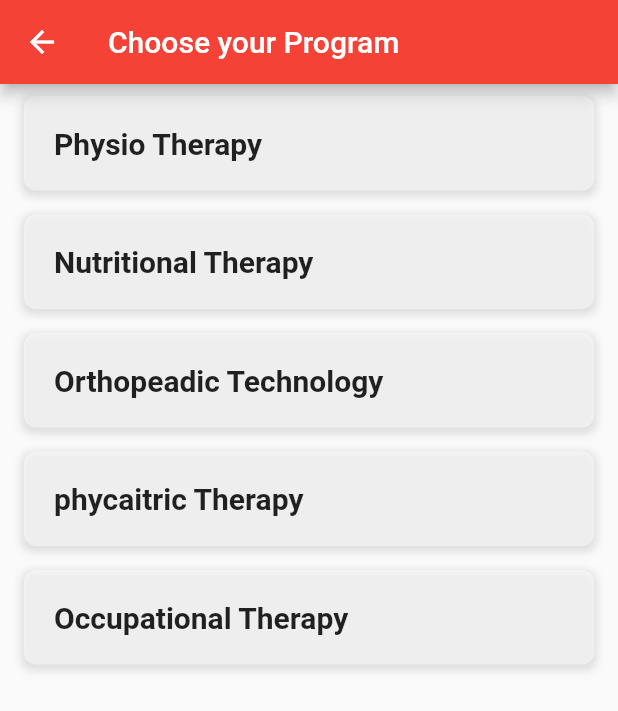
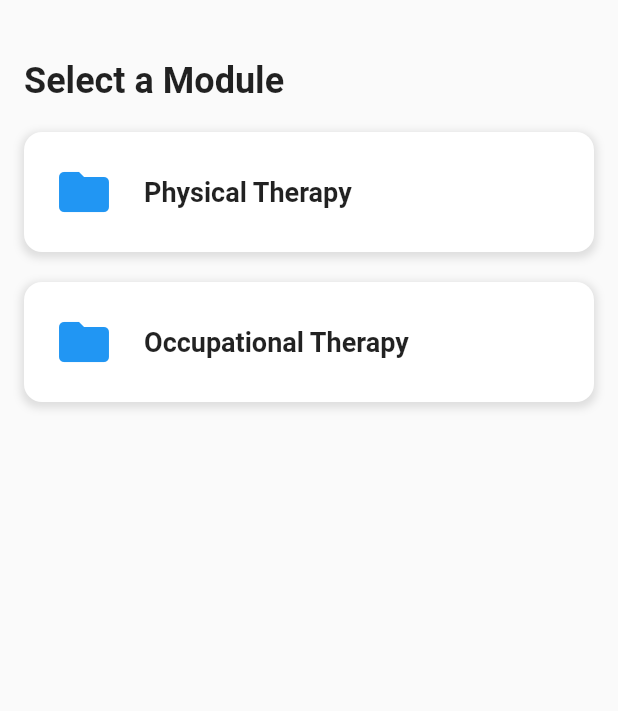
Before and after one commit to oyokadaniel/TeleRehab, a Flutter app: the ProgramPage screen opened directly, on a phone screen of 412 x 824 dp. Shown: the top 711 px of the screen. Run offline on Flutter 3.47's test engine with Material 2 defaults, Android fonts, the phone set to English and light mode, and no system bars.

Commit message:
provided more design

```diff
--- a/lib/screens/program_screen.dart
+++ b/lib/screens/program_screen.dart
@@ -3,27 +3,29 @@ import 'package:telerehab/screens/moduledetails_screen.dart';
 
 class ProgramPage extends StatelessWidget {
   final List<String> modules = [
-    "Physio Therapy",
-    "Nutritional Therapy",
-    "Orthopeadic Technology",
-    "phycaitric Therapy",
+    "Physical Therapy",
     "Occupational Therapy",
   ];
 
   @override
   Widget build(BuildContext context) {
     return Scaffold(
-      appBar: AppBar(
-        title: Text('Choose your Program'),
+      body: Padding(
+        padding: EdgeInsets.symmetric(horizontal: 16.0, vertical: 40.0),
+        child: Column(
+          crossAxisAlignment: CrossAxisAlignment.stretch,
+          children: [
+            Text(
+              "Select a Module",
+              style: TextStyle(fontSize: 24.0, fontWeight: FontWeight.bold),
             ),
-      body: ListView.builder(
+            SizedBox(height: 20.0),
+            Expanded(
+              child: ListView.builder(
                 itemCount: modules.length,
                 itemBuilder: (context, index) {
-          return Padding(
-            padding: EdgeInsets.symmetric(horizontal: 16.0, vertical: 8.0),
-            child: GestureDetector(
+                  return GestureDetector(
                     onTap: () {
-                // Navigate to the module details page when the user taps on a module
                       Navigator.push(
                         context,
                         MaterialPageRoute(
@@ -33,10 +35,9 @@ class ProgramPage extends StatelessWidget {
                       );
                     },
                     child: Container(
-                padding: EdgeInsets.all(20.0),
                       decoration: BoxDecoration(
-                  color: Color(0x79ffffff),
-                  borderRadius: BorderRadius.circular(8.0),
+                        color: Colors.white,
+                        borderRadius: BorderRadius.circular(12.0),
                         boxShadow: [
                           BoxShadow(
                             color: Colors.grey.withOpacity(0.3),
@@ -46,15 +47,35 @@ class ProgramPage extends StatelessWidget {
                           ),
                         ],
                       ),
+                      padding: EdgeInsets.all(20.0),
+                      margin: EdgeInsets.only(bottom: 20.0),
+                      child: Row(
+                        children: [
+                          Icon(
+                            Icons.folder,
+                            color: Colors.blue,
+                            size: 40.0,
+                          ),
+                          SizedBox(width: 20.0),
+                          Expanded(
                             child: Text(
                               modules[index],
-                  style: TextStyle(fontSize: 20.0, fontWeight: FontWeight.bold),
+                              style: TextStyle(
+                                fontSize: 18.0,
+                                fontWeight: FontWeight.bold,
                               ),
+                            ),
+                          ),
+                        ],
                       ),
                     ),
                   );
                 },
               ),
+            ),
+          ],
+        ),
+      ),
     );
   }
 }
```
Lines whose indentation alone changed are shown as unchanged.
